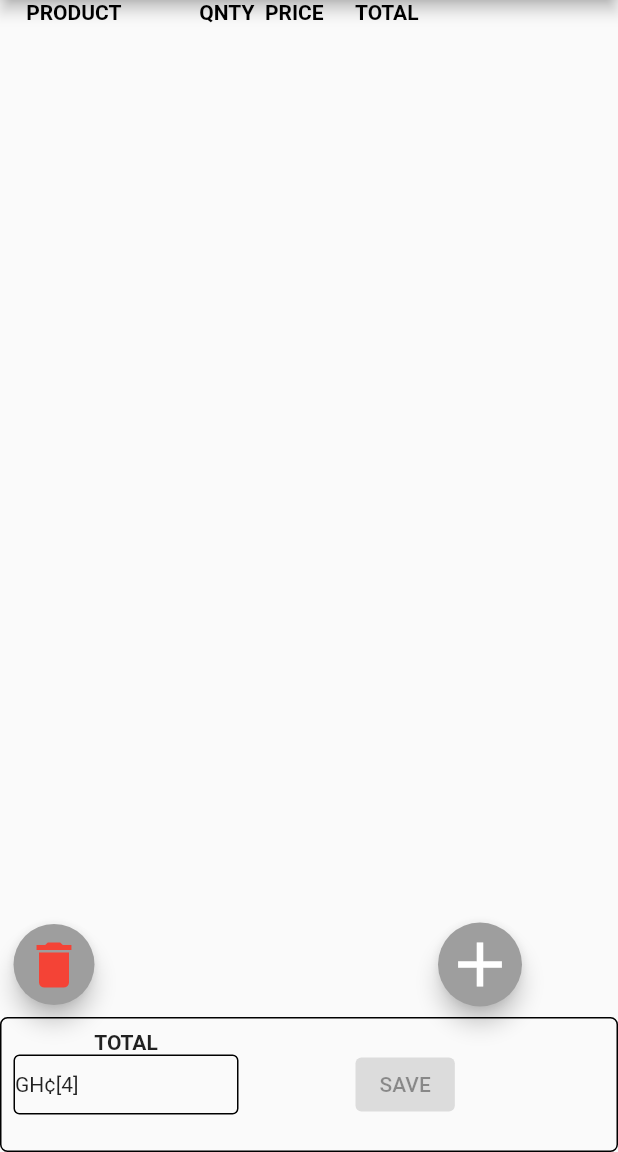
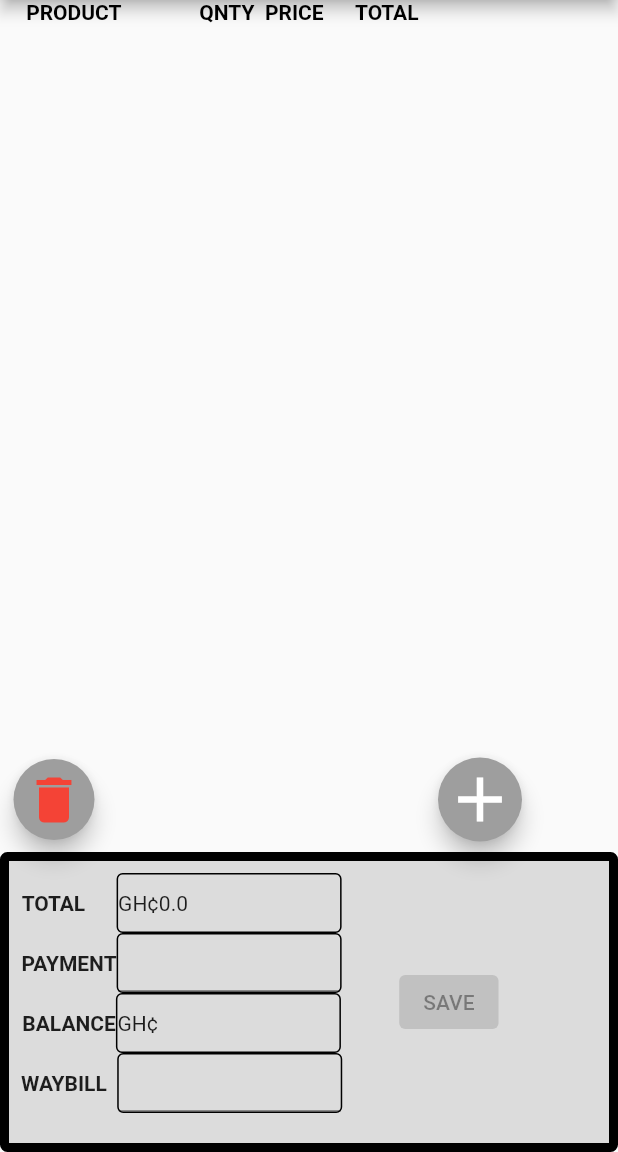
Before and after one commit to KisssehEmmanuel51/purchaseapp, a Flutter app: the MylistDynamics screen opened directly, on a phone screen of 412 x 824 dp, the part 84-1236 px from its top. Run offline on Flutter 3.47's test engine with Material 2 defaults, Android fonts, the phone set to English and light mode, and no system bars; our stand-ins replace cloud_firestore, firebase_core, fluttertoast; accounts and stored records are empty.

Commit message:
purchase app second day

```diff
--- a/lib/purchace/sales_page.dart
+++ b/lib/purchace/sales_page.dart
@@ -2,6 +2,8 @@
 import 'package:flutter/material.dart';
 import 'package:purchase/purchace/purchase_home.dart';
 
+double  DeleteTotal=0;
+double  Gtotal=0;
 class MylistDynamics extends StatefulWidget {
   const MylistDynamics({Key? key}) : super(key: key);
 
@@ -11,6 +13,8 @@ class MylistDynamics extends StatefulWidget {
 
 class _MylistDynamicsState extends State<MylistDynamics> {
 
+    List<double>GtotalList=[];
+    double Sum=0;
   String _paycompany_name = 'Select company';
   List<String> _paycompanyList = [
     'Select company', 'WE 2 CO LTD', 'AFRICA FISH CO', 'DOLFEN FRONZEN', 'NORTH SOUTH', 'OCEAN FARE', 'MR YEBOAH', 'MARANATHA', 'KUMASI DOMFE'
@@ -21,7 +25,7 @@ class _MylistDynamicsState extends State<MylistDynamics> {
 
   addDynamic(){
     setState((){
-      ListDynamic.add(DynamicWidget(GoundTotal: _price.text));
+      ListDynamic.add(DynamicWidget());
     });
 
   }
@@ -95,8 +99,11 @@ class _MylistDynamicsState extends State<MylistDynamics> {
                  ],
                ),
               Flexible(child: ListView.builder(
+
+
                 itemCount:ListDynamic.length,
                   itemBuilder: (_,index)=>ListDynamic[index])),
+             // addDynamic(),
 Container(
   width:MediaQuery.of(context).size.width,
   height: 70,
@@ -106,7 +113,9 @@ Container(
         padding: const EdgeInsets.all(8.0),
         child: Align(
           alignment: Alignment.bottomLeft,
-          child: FloatingActionButton(onPressed: DeleteData,
+          child: FloatingActionButton(onPressed: (){DeleteData();
+            DeleteTotal;
+            },
             child: Icon(Icons.delete,color: Colors.red,size: 40.0,),
           ),
         ),
@@ -114,8 +123,11 @@ Container(
       Padding(
         padding: const EdgeInsets.only(left: 220),
         child: FloatingActionButton(
-          onPressed:addDynamic,
+          onPressed:(){
+            addDynamic();
+            },
           child: Icon(Icons.add,color: Colors.white, size: 50,),
+
         ),
       ),
     ],
@@ -126,9 +138,11 @@ Container(
 
               Container(
                 width: MediaQuery.of(context).size.width,
-                height:90,
+                height:200,
                 decoration: BoxDecoration(
-                  border: Border.all(),
+
+                  color: Colors.black12,
+                  border: Border.all(width: 6),
                   borderRadius: BorderRadius.all(Radius.circular(5)),
                 ),
                 child: Row(
@@ -137,7 +151,9 @@ Container(
                       padding: const EdgeInsets.all(8.0),
                       child: Column(
                         children: [
-                          Text('TOTAL',style: TextStyle(fontWeight: FontWeight.bold),),
+                          Row(
+                            children: [
+                              Text('TOTAL      ',style: TextStyle(fontWeight: FontWeight.bold),),
                               Container(
                                 width: 150,
                                 height: 40,
@@ -146,14 +162,65 @@ Container(
                                     borderRadius: BorderRadius.all(Radius.circular(4))
                                 ),
                                 child: Row(
-                              children: [Text('GH¢'),Text("${[4]}")],
+                                  // To display Gtoal
+                                  //////////////////////////////////////////////////////////////////////////////////////////
+                                  children: [Text('GH¢'+"${Gtotal}")],
                                 ),
                               ),
                             ],
                           ),
+                          Row(
+                            children: [
+                              Text('PAYMENT',style: TextStyle(fontWeight: FontWeight.bold),),
+                              Container(
+                                width: 150,
+                                height: 40,
+                                decoration: BoxDecoration(
+                                    border: Border.all(),
+                                    borderRadius: BorderRadius.all(Radius.circular(4))
+                                ),
+                                child: TextField()
+                              ),
+                            ],
+                          ),
+                          Row(
+                            children: [
+                              Text('BALANCE',style: TextStyle(fontWeight: FontWeight.bold),),
+                              Container(
+                                width: 150,
+                                height: 40,
+                                decoration: BoxDecoration(
+                                    border: Border.all(),
+                                    borderRadius: BorderRadius.all(Radius.circular(4))
+                                ),
+                                child: Row(
+                                  children: [Text('GH¢')],
+                                ),
+                              ),
+                            ],
+                          ),
+                          Row(
+                            children: [
+                              Text('WAYBILL  ',style: TextStyle(fontWeight: FontWeight.bold),),
+                              Container(
+                                width: 150,
+                                height: 40,
+                                decoration: BoxDecoration(
+                                    border: Border.all(),
+                                    borderRadius: BorderRadius.all(Radius.circular(4))
+                                ),
+                                child: TextField(
+
+                                )
+                              ),
+                            ],
+                          ),
+
+                        ],
+                      ),
                     ),
                     Padding(
-                      padding: const EdgeInsets.only(left: 70.0),
+                      padding: const EdgeInsets.only(left: 30.0),
                       child: ElevatedButton(onPressed: null, child:Text('SAVE')),
                     )
                   ],
@@ -167,9 +234,9 @@ Container(
   }
 }
 class DynamicWidget extends StatefulWidget {
-  double GoundTotal;
 
-   DynamicWidget({Key? key,required this.GoundTotal }) : super(key: key);
+
+   DynamicWidget({Key? key,}) : super(key: key);
 
   @override
   State<DynamicWidget> createState() => _DynamicWidgetState();
@@ -184,10 +251,12 @@ class _DynamicWidgetState extends State<DynamicWidget> {
    TextEditingController _price =TextEditingController();
    TextEditingController _qnty =TextEditingController();
    TextEditingController _total =TextEditingController();
+
+  double _totalValue=0;
   double _priceValue=0;
   double _qntyValue=0;
-   double _totalValue=0;
-   double  GoundTotal=0;
+
+
   @override
   Widget build(BuildContext context) {
     return Container(
@@ -256,9 +325,11 @@ class _DynamicWidgetState extends State<DynamicWidget> {
                         if(value.isEmpty){
                           _qntyValue=0;
                           _totalValue=0;
+                          Gtotal=0;
                         }else{
                           _qntyValue = double.parse(value);
                           _totalValue=_qntyValue * _priceValue;
+                          Gtotal=Gtotal+_totalValue;
                         }
 
                       });
@@ -291,15 +362,15 @@ class _DynamicWidgetState extends State<DynamicWidget> {
                         if(value.isEmpty){
                           _priceValue=0;
                           _totalValue=0;
+                          Gtotal=0;
                         }else{
                           _priceValue = double.parse(value);
                           _totalValue=_qntyValue * _priceValue;
+                          Gtotal=Gtotal+_totalValue;
+                          DeleteTotal=Gtotal-_totalValue;
 
 
                         }
-                        setState((){
-                         GoundTotal=_totalValue;
-                        });
                       });
                     },
 
```
Lines whose indentation alone changed are shown as unchanged.
